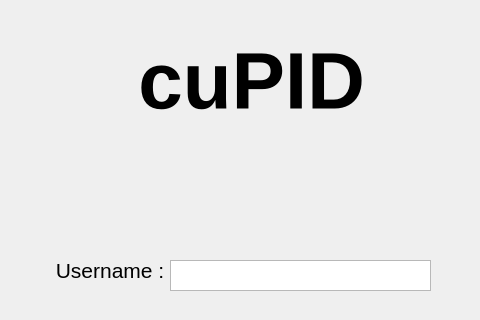
Qt form all_Combined/studentloginpage.ui (aboodmufti/cupid) before a commit; both pictures show x 190 to 670 and y 0 to 320 of the 860 by 600 pixel window.
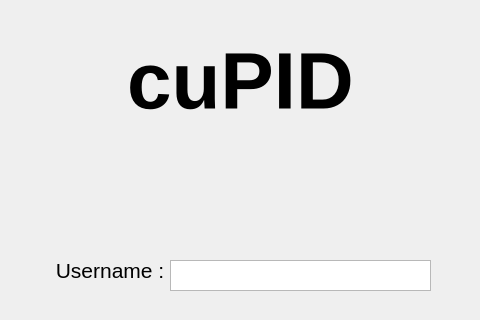
The same form after that commit.

```diff
--- a/all_Combined/studentloginpage.ui
+++ b/all_Combined/studentloginpage.ui
@@ -83,7 +83,7 @@
        </font>
       </property>
       <property name="text">
-       <string> cuPID</string>
+       <string>cuPID</string>
       </property>
      </widget>
     </item>
```
